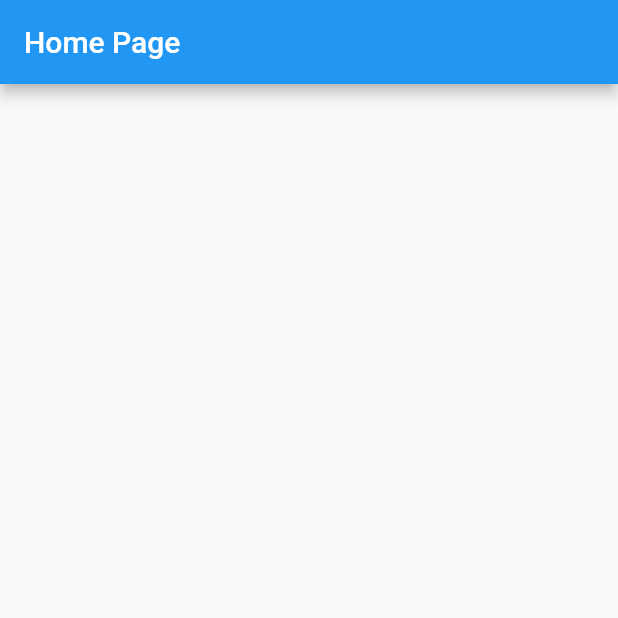
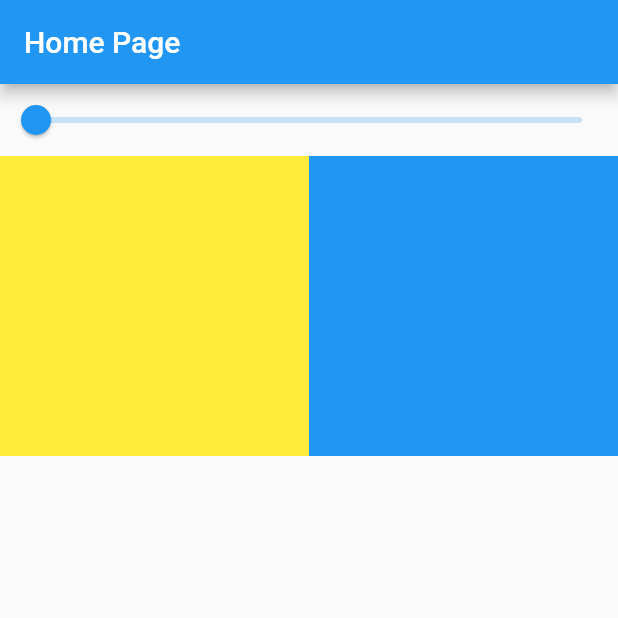
Before and after one commit to Khylesiarot/inheritednotifier, a Flutter app: the screen it shows after launch, on a phone screen of 412 x 824 dp, the top half of it. Run offline on Flutter 3.47's test engine with Material 2 defaults, Android fonts, the phone set to English and light mode, and no system bars.

Commit message:
Slider & Color Boxes

```diff
--- a/lib/main.dart
+++ b/lib/main.dart
@@ -1,4 +1,5 @@
 import 'package:flutter/material.dart';
+
 void main() {
   runApp(MaterialApp(
     title: 'Flutter Demo',
@@ -8,12 +9,46 @@ void main() {
     home: const HomePage(),
   ));
 }
-class HomePage extends StatelessWidget {
+
+class HomePage extends StatefulWidget {
   const HomePage({super.key});
+
+  @override
+  State<HomePage> createState() => _HomePageState();
+}
+
+class _HomePageState extends State<HomePage> {
   @override
   Widget build(BuildContext context) {
     return Scaffold(
       appBar: AppBar(title: const Text('Home Page')),
+      body: Column(
+        children: [
+          Slider(value: 0, onChanged: (value) {}),
+          Row(
+            mainAxisSize: MainAxisSize.max,
+            children: [
+              Container(
+                color: Colors.yellow,
+                height: 200,
+
+              ),
+              Container(
+                color: Colors.blue,
+                height: 200,
+
+              ),
+            ].expandEqually().toList(),
+          )
+
+        ],
+      ),
     );
   }
 }
+
+
+
+extension ExpandEqually on Iterable<Widget>{
+  Iterable<Widget> expandEqually() => map((w) => Expanded(child: w));
+}
```
Also changed, not shown: 1 other file. Lines whose indentation alone changed are shown as unchanged.
